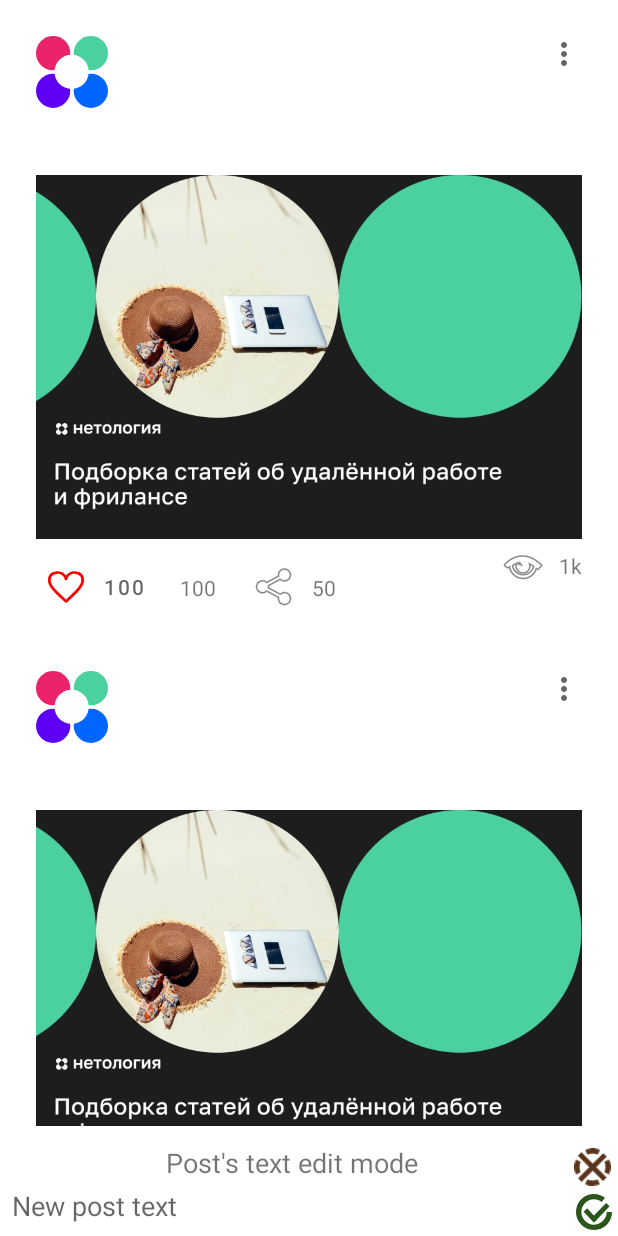
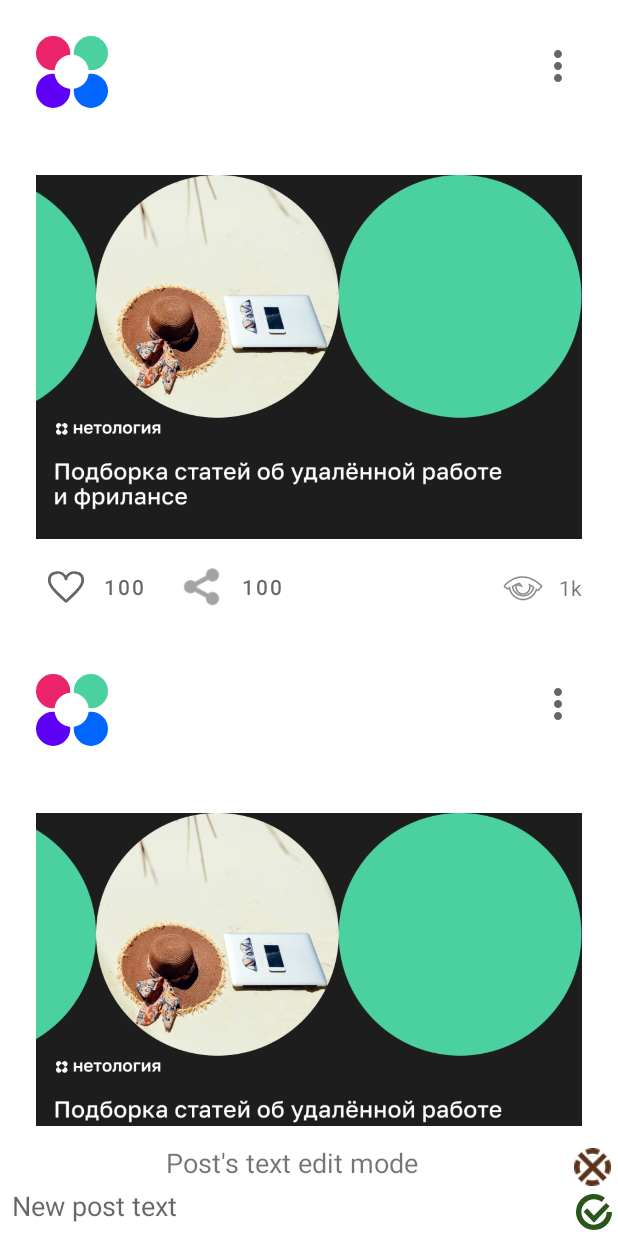
Before and after one commit to kosiginiv83/dz_an13_1.1, an Android app: the layout activity_main.xml on its own in the app's theme, with its tools: preview values and no code run, on a phone screen of 412 x 824 dp. Run offline under Robolectric (Android 15) with nearby library versions, the phone set to English and light mode, and no system bars.

Commit message:
Styles for buttons

```diff
--- a/app/src/main/java/ru/netology/nmedia/adapter/PostsAdapter.kt
+++ b/app/src/main/java/ru/netology/nmedia/adapter/PostsAdapter.kt
@@ -47,11 +47,12 @@ class PostsAdapter(
         val post = getItem(position)
         payloads.forEach {
             when (it) {
-                PostDiffCallback.LIKED_BY_ME -> holder.binding.btnLike.isChecked = post.likedByMe
+                PostDiffCallback.LIKED_BY_ME ->
+                    holder.binding.btnLike.isChecked = post.likedByMe
                 PostDiffCallback.LIKES_COUNT ->
-                    holder.binding.likesCount.text = getFormattedNum(post.likesCount)
+                    holder.binding.btnLike.text = getFormattedNum(post.likesCount)
                 PostDiffCallback.SHARES_COUNT ->
-                    holder.binding.sharesCount.text = getFormattedNum(post.sharesCount)
+                    holder.binding.btnShare.text = getFormattedNum(post.sharesCount)
                 PostDiffCallback.VIEWS_COUNT ->
                     holder.binding.viewsCount.text = getFormattedNum(post.viewsCount)
                 PostDiffCallback.CONTENT -> {
@@ -77,8 +78,8 @@ class PostViewHolder(
             published.text = post.published
             content.text = post.content
             btnLike.isChecked = post.likedByMe
-            likesCount.text = getFormattedNum(post.likesCount)
-            sharesCount.text = getFormattedNum(post.sharesCount)
+            btnLike.text = getFormattedNum(post.likesCount)
+            btnShare.text = getFormattedNum(post.sharesCount)
             viewsCount.text = getFormattedNum(post.viewsCount)
             btnLike.setOnClickListener { onInteractionListener.onLike(post) }
             btnShare.setOnClickListener { onInteractionListener.onShare(post) }
--- /dev/null
+++ b/app/src/main/res/color/like_tint_selector.xml
@@ -0,0 +1,10 @@
+<?xml version="1.0" encoding="utf-8"?>
+<selector xmlns:android="http://schemas.android.com/apk/res/android">
+    <item
+        android:color="#ff0000"
+        android:state_checked="true"
+        />
+    <item
+        android:color="?attr/colorControlNormal"
+        />
+</selector>
--- a/app/src/main/res/layout/card_post.xml
+++ b/app/src/main/res/layout/card_post.xml
@@ -42,14 +42,14 @@
         app:layout_constraintTop_toBottomOf="@+id/author"
         tools:text="@sample/posts.json/data/published" />
 
-    <ImageButton
+    <com.google.android.material.button.MaterialButton
         android:id="@+id/menu_button"
-        android:layout_width="wrap_content"
-        android:layout_height="wrap_content"
-        android:background="#00FFFFFF"
+        android:layout_width="40dp"
+        android:layout_height="40dp"
         app:layout_constraintEnd_toEndOf="parent"
         app:layout_constraintTop_toTopOf="parent"
-        app:srcCompat="@drawable/ic_more_vert_24" />
+        style="@style/Widget.AppTheme.PostMenu"
+        />
 
     <androidx.constraintlayout.widget.Barrier
         android:id="@+id/barrier_header"
@@ -97,29 +97,8 @@
         app:barrierDirection="bottom"
         app:constraint_referenced_ids="post_img"
         app:layout_constraintTop_toBottomOf="@id/post_img"
-        app:layout_editor_absoluteX="16dp" />
-
-    <ImageView
-        android:id="@+id/ic_eye"
-        android:layout_width="wrap_content"
-        android:layout_height="wrap_content"
-        android:layout_marginEnd="8dp"
-        app:layout_constraintBottom_toBottomOf="@+id/views_count"
-        app:layout_constraintEnd_toStartOf="@+id/views_count"
-        app:layout_constraintTop_toTopOf="@+id/views_count"
-        app:srcCompat="@android:drawable/ic_menu_view"
-         />
-
-    <ImageView
-        android:id="@+id/btn_share"
-        android:layout_width="wrap_content"
-        android:layout_height="wrap_content"
-        android:layout_marginStart="24dp"
-        app:layout_constraintBottom_toBottomOf="@+id/likes_count"
-        app:layout_constraintStart_toEndOf="@+id/likes_count"
-        app:layout_constraintTop_toTopOf="@id/likes_count"
-        app:srcCompat="@android:drawable/ic_menu_share"
-         />
+        app:layout_editor_absoluteX="16dp"
+        tools:layout_editor_absoluteX="16dp" />
 
     <com.google.android.material.button.MaterialButton
         android:id="@+id/btn_like"
@@ -129,38 +108,43 @@
         app:layout_constraintStart_toStartOf="parent"
         app:layout_constraintTop_toBottomOf="@+id/barrier_img_bottom"
         android:contentDescription="Like"
-        app:icon="@drawable/like_selector"
         tools:icon="@drawable/ic_heart2"
         tools:checked="true"
         tools:text="100"
-        style="@style/Widget.AppTheme.LikeCheckBox"/>
+        style="@style/Widget.AppTheme.LikeCheckBox"
+        />
 
-    <TextView
-        android:id="@+id/likes_count"
+    <com.google.android.material.button.MaterialButton
+        android:id="@+id/btn_share"
         android:layout_width="wrap_content"
         android:layout_height="wrap_content"
-        android:layout_marginStart="8dp"
-        tools:text="100"
+        android:checkable="false"
         app:layout_constraintBottom_toBottomOf="@+id/btn_like"
         app:layout_constraintStart_toEndOf="@+id/btn_like"
-        app:layout_constraintTop_toTopOf="@+id/btn_like" />
+        app:layout_constraintTop_toTopOf="@+id/btn_like"
+        android:contentDescription="Share"
+        tools:icon="@android:drawable/ic_menu_share"
+        tools:text="100"
+        style="@style/Widget.AppTheme.ShareButton"
+        />
 
-    <TextView
-        android:id="@+id/shares_count"
+    <ImageView
+        android:id="@+id/ic_eye"
         android:layout_width="wrap_content"
         android:layout_height="wrap_content"
-        android:layout_marginStart="8dp"
-        tools:text="50"
+        android:layout_marginEnd="8dp"
         app:layout_constraintBottom_toBottomOf="@+id/btn_share"
-        app:layout_constraintStart_toEndOf="@+id/btn_share"
-        app:layout_constraintTop_toTopOf="@+id/btn_share" />
+        app:layout_constraintEnd_toStartOf="@+id/views_count"
+        app:layout_constraintTop_toTopOf="@+id/btn_share"
+        app:srcCompat="@android:drawable/ic_menu_view" />
 
     <TextView
         android:id="@+id/views_count"
         android:layout_width="wrap_content"
         android:layout_height="wrap_content"
-        tools:text="1k"
+        app:layout_constraintBottom_toBottomOf="@+id/ic_eye"
         app:layout_constraintEnd_toEndOf="parent"
-        app:layout_constraintTop_toBottomOf="@+id/barrier_img_bottom" />
+        app:layout_constraintTop_toTopOf="@+id/ic_eye"
+        tools:text="1k" />
 
 </androidx.constraintlayout.widget.ConstraintLayout>
--- a/app/src/main/res/values/styles.xml
+++ b/app/src/main/res/values/styles.xml
@@ -1,4 +1,4 @@
-<resources>
+<resources xmlns:android="http://schemas.android.com/apk/res/android">
     <!-- Base application theme. -->
     <style name="AppTheme" parent="Theme.MaterialComponents.DayNight.DarkActionBar">
         <!-- Customize your theme here. -->
@@ -7,9 +7,41 @@
         <item name="colorAccent">@color/colorAccent</item>
     </style>
 
+
+    <style name="Widget.AppTheme.Button"
+        parent="Widget.MaterialComponents.Button.TextButton.Icon">
+        <item name="iconTint">?attr/colorControlNormal</item>
+        <item name="android:textColor">?attr/colorControlNormal</item>
+    </style>
+
+
     <style name="Widget.AppTheme.LikeCheckBox"
-        parent="Widget.MaterialComponents.Button.TextButton.Icon">
-        <item name="iconTint">#ff0000</item>
+        parent="Widget.AppTheme.Button">
+        <item name="icon">@drawable/like_icon_selector</item>
+        <item name="iconTint">@color/like_tint_selector</item>
+    </style>
+
+    <style name="Widget.AppTheme.ShareButton"
+        parent="Widget.AppTheme.Button">
+        <item name="icon">@android:drawable/ic_menu_share</item>
+    </style>
+
+    <style name="Widget.AppTheme.PostMenu"
+        parent="Widget.AppTheme.Button">
+        <item name="icon">@drawable/ic_more_vert_24</item>
+<!--        <item name="android:insetLeft">0dp</item>-->
+<!--        <item name="android:insetRight">0dp</item>-->
+<!--        <item name="android:insetTop">0dp</item>-->
+<!--        <item name="android:insetBottom">0dp</item>-->
+<!--        <item name="minWidth">0dp</item>-->
+<!--        <item name="maxWidth">40dp</item>-->
+        <item name="iconSize">32dp</item>
+<!--        <item name="android:layout_width">40dp</item>-->
+<!--        <item name="android:width">40dp</item>-->
+<!--        <item name="android:layout_height">40dp</item>-->
+<!--        <item name="android:text">""</item>-->
+        <item name="iconPadding">0dp</item>
+<!--        <item name="iconGravity">textStart</item>-->
     </style>
 
 </resources>
```
Also changed, not shown: app/src/main/res/drawable/like_icon_selector.xml (renamed from app/src/main/res/drawable/like_selector.xml).
